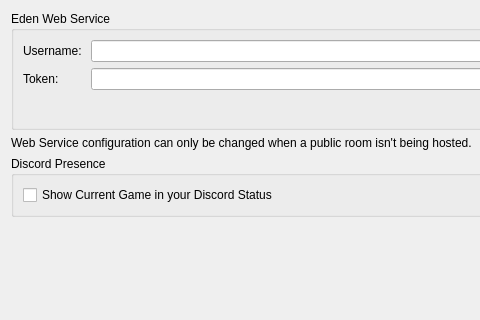
eden-nx2/eden-nx2, file src/yuzu/configuration/configure_web.ui: the form before one commit; both pictures show x 0 to 480 and y 0 to 320 of the 926 by 561 pixel window.
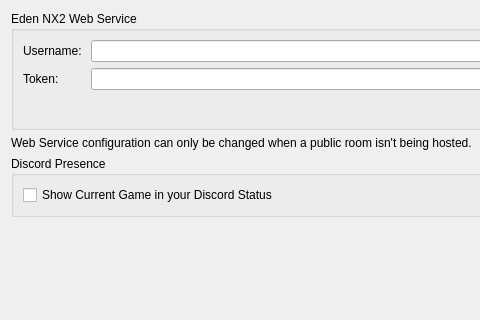
The form after the commit.

Commit message: Rename to Eden NX2 and install next to official Eden

```diff
--- a/src/yuzu/configuration/configure_web.ui
+++ b/src/yuzu/configuration/configure_web.ui
@@ -22,7 +22,7 @@
      <item>
       <widget class="QGroupBox" name="groupBoxWebConfig">
        <property name="title">
-        <string>Eden Web Service</string>
+        <string>Eden NX2 Web Service</string>
        </property>
        <layout class="QVBoxLayout" name="verticalLayoutYuzuWebService">
         <item>
```
The commit also changes 99 other files.
